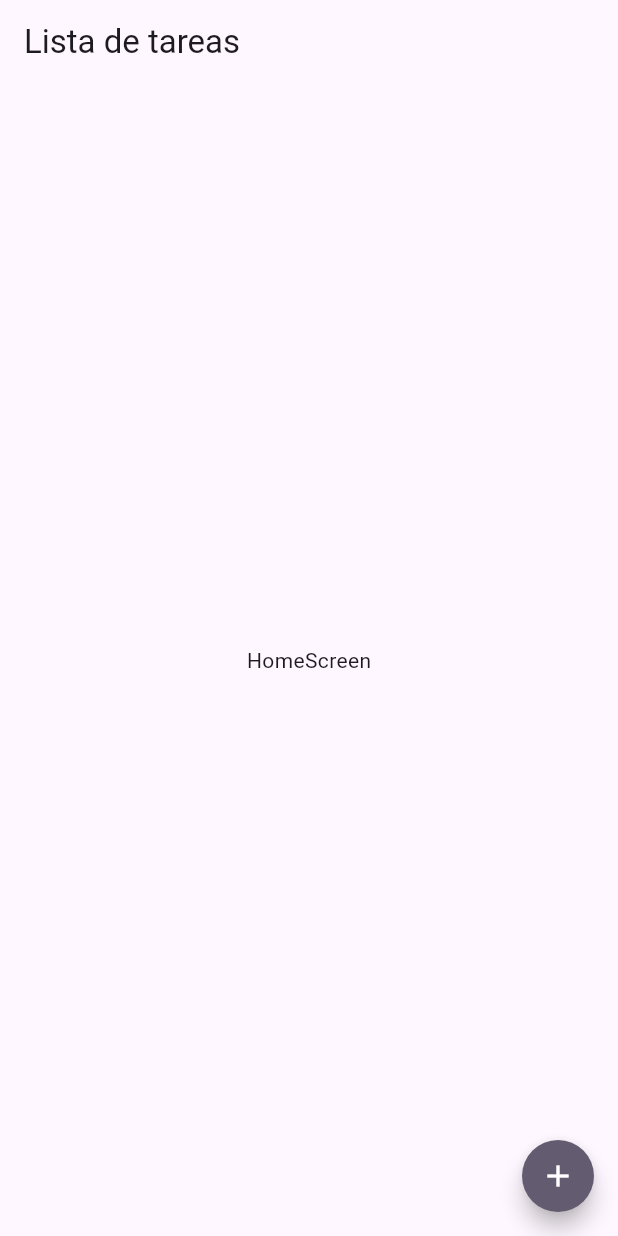
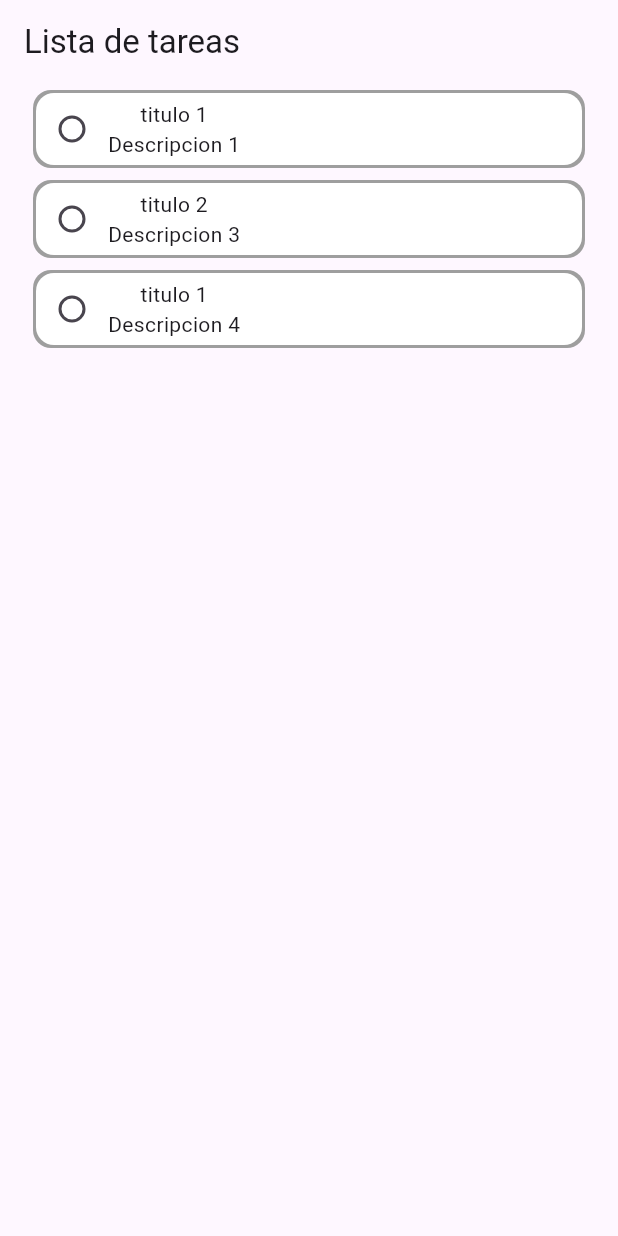
Before and after one commit to hectorvillag/todo_app_flutter, a Flutter app: the screen it shows after launch, on a phone screen of 412 x 824 dp. Run offline on Flutter 3.47's test engine with Material 3 defaults, Android fonts, the phone set to English and light mode, and no system bars; our stand-ins replace bloc, dartz, equatable, flutter_bloc, get_it.

Commit message:
Agregar listado de tareas en el home

```diff
--- /dev/null
+++ b/lib/features/home/home_screen.dart
@@ -0,0 +1,46 @@
+import 'package:flutter/material.dart';
+import 'package:flutter_bloc/flutter_bloc.dart';
+import 'package:todo_app_flutter/features/tasks_module/presentation/tasks_bloc/tasks_bloc.dart';
+import 'package:todo_app_flutter/features/home/tasks_list_view.dart';
+
+import '../tasks_module/di_tasks.dart';
+
+class HomeScreen extends StatelessWidget {
+  const HomeScreen({super.key});
+
+  @override
+  Widget build(BuildContext context) {
+    return Scaffold(
+      appBar: AppBar(
+        title: const Text('Lista de tareas'),
+      ),
+      body: _body(),
+      //floatingActionButton: _addTaskButton(context),
+    );
+  }
+
+  Widget _body() {
+    return BlocProvider<TasksBloc>(
+      create: (_) => TasksBloc(fetchTasks: serviceLocator())..add(FetchTasksEvent()),
+      child: BlocBuilder<TasksBloc, TasksState>(
+        builder: (context, state) {
+          switch (state) {
+            case FetchedTasks():
+              return TasksListView(tasks: state.tasks);
+            case FailRecoverTasksState():
+              return const Center(
+                child: Text('ocurrio un error al obtener las tareas'),
+              );
+            case LoadingTasksState():
+            case TasksInitialState():
+              return const Center(
+                child: Text('Cargando...'),
+              );
+          }
+        },
+      ),
+    );
+  }
+
+
+}
--- /dev/null
+++ b/lib/features/home/home_task_item.dart
@@ -0,0 +1,39 @@
+import 'package:flutter/material.dart';
+import 'package:todo_app_flutter/features/tasks_module/domain/task.dart';
+import 'package:todo_app_flutter/shared/colors.dart';
+
+class HomeTaskItem extends StatelessWidget {
+  const HomeTaskItem(this.task, {super.key});
+
+  final Task task;
+
+  @override
+  Widget build(BuildContext context) {
+    return Container(
+      margin: const EdgeInsets.only(top: 6.0, bottom: 6.0),
+      decoration: BoxDecoration(
+        color: Colors.white,
+        borderRadius: BorderRadius.circular(12.0),
+        boxShadow: const [
+          BoxShadow(
+            color: TaskAppColors.shadow,
+            spreadRadius: 2,
+          ),
+        ],
+      ),
+      child: Row(
+        children: [
+          Radio(
+              value: task.isDone,
+              groupValue: !task.isDone,
+              onChanged: (value) {
+                print('value: $value');
+              }),
+          Column(
+            children: [Text(task.title), Text(task.description)],
+          )
+        ],
+      ),
+    );
+  }
+}
--- /dev/null
+++ b/lib/features/home/tasks_list_view.dart
@@ -0,0 +1,21 @@
+import 'package:flutter/material.dart';
+import 'package:todo_app_flutter/features/home/home_task_item.dart';
+import 'package:todo_app_flutter/features/tasks_module/domain/task.dart';
+
+class TasksListView extends StatelessWidget {
+  const TasksListView({
+    super.key,
+    required this.tasks,
+  });
+
+  final List<Task> tasks;
+
+  @override
+  Widget build(BuildContext context) {
+    return Padding(
+        padding: const EdgeInsets.symmetric(horizontal: 24.0),
+        child: ListView(
+          children: [...tasks.map((task) => HomeTaskItem(task))],
+        ));
+  }
+}
--- /dev/null
+++ b/lib/features/tasks_module/di_tasks.dart
@@ -0,0 +1,11 @@
+import 'package:get_it/get_it.dart';
+import 'package:todo_app_flutter/features/tasks_module/domain/fetch_tasks.dart';
+import 'package:todo_app_flutter/features/tasks_module/domain/task_repository.dart';
+import 'package:todo_app_flutter/features/tasks_module/infrastructure/task_local_repository.dart';
+
+final serviceLocator = GetIt.instance;
+
+void setupTasksDI() {
+  serviceLocator.registerFactory<TaskRepository>(() => TaskLocalRepository());
+  serviceLocator.registerFactory(() => FetchTasks(serviceLocator()));
+}
--- /dev/null
+++ b/lib/features/tasks_module/domain/fetch_tasks.dart
@@ -0,0 +1,18 @@
+import 'package:dartz/dartz.dart' as dartz;
+import 'package:todo_app_flutter/features/tasks_module/domain/task.dart';
+import 'package:todo_app_flutter/features/tasks_module/domain/task_repository.dart';
+
+class FetchTasks{
+  FetchTasks(this.taskRepository);
+
+  final TaskRepository taskRepository;
+  //TODO: cambiar la excepcion creada
+  Future<dartz.Either<Exception,List<Task>>> call() async{
+    try{
+      final tasks = await taskRepository.getAll();
+      return dartz.Right(tasks);
+    }catch (e){
+      return dartz.Left(Exception(e.toString()));
+    }
+  }
+}
--- /dev/null
+++ b/lib/features/tasks_module/domain/task.dart
@@ -0,0 +1,18 @@
+class Task {
+  Task({
+    required this.id,
+    required this.title,
+    required this.description,
+    required this.isDone,
+    required this.createdAt,
+    required this.updatedAt,
+  });
+
+  late String? id;
+  late String title;
+  late String description;
+  late bool isDone;
+  late DateTime createdAt;
+  late DateTime updatedAt;
+
+}
--- /dev/null
+++ b/lib/features/tasks_module/presentation/tasks_bloc/tasks_bloc.dart
@@ -0,0 +1,26 @@
+import 'package:equatable/equatable.dart';
+import 'package:flutter_bloc/flutter_bloc.dart';
+import 'package:bloc/bloc.dart';
+import 'package:todo_app_flutter/features/tasks_module/domain/fetch_tasks.dart';
+import 'package:todo_app_flutter/features/tasks_module/domain/task.dart';
+
+part 'tasks_event.dart';
+part 'tasks_state.dart';
+
+class TasksBloc extends Bloc<TasksEvent, TasksState> {
+  TasksBloc({required this.fetchTasks}) : super(TasksInitialState()) {
+    on<FetchTasksEvent>(_fetchTasksEvent);
+  }
+
+  final FetchTasks fetchTasks;
+
+  _fetchTasksEvent(FetchTasksEvent event, Emitter<TasksState> emit) async {
+    emit(LoadingTasksState());
+    final result = await fetchTasks.call();
+    result.fold(
+        (left) => emit(FailRecoverTasksState()),
+        (right) => emit(
+              FetchedTasks(right),
+            ));
+  }
+}
--- /dev/null
+++ b/lib/features/tasks_module/presentation/tasks_bloc/tasks_event.dart
@@ -0,0 +1,10 @@
+part of 'tasks_bloc.dart';
+
+sealed class TasksEvent extends Equatable {
+  const TasksEvent();
+
+  @override
+  List<Object> get props => [];
+}
+
+class FetchTasksEvent extends TasksEvent{}
--- /dev/null
+++ b/lib/features/tasks_module/presentation/tasks_bloc/tasks_state.dart
@@ -0,0 +1,20 @@
+part of 'tasks_bloc.dart';
+
+sealed class TasksState extends Equatable {
+  const TasksState();
+
+  @override
+  List<Object> get props => [];
+}
+
+class TasksInitialState extends TasksState {}
+
+class LoadingTasksState extends TasksState {}
+
+class FetchedTasks extends TasksState {
+  const FetchedTasks(this.tasks);
+
+  final List<Task> tasks;
+}
+
+class FailRecoverTasksState extends TasksState {}
--- a/lib/home_screen.dart
+++ /dev/null
@@ -1,52 +0,0 @@
-import 'package:animations/animations.dart';
-import 'package:flutter/material.dart';
-
-class HomeScreen extends StatelessWidget {
-  const HomeScreen({super.key});
-
-  @override
-  Widget build(BuildContext context) {
-    return Scaffold(
-      appBar: AppBar(
-        title: const Text('Lista de tareas'),
-      ),
-      body: const Center(
-        child: Text('HomeScreen'),
-      ),
-      floatingActionButton: OpenContainer(
-        transitionType: ContainerTransitionType.fade,
-        openBuilder: (BuildContext context, VoidCallback _) {
-          return Scaffold(
-            appBar: AppBar(
-              title: const Text('Agregar tarea'),
-            ),
-            body: Container(
-              child: const Center(
-                child: Text('add data'),
-              ),
-            ),
-          );
-        },
-        closedElevation: 6.0,
-        closedShape: const RoundedRectangleBorder(
-          borderRadius: BorderRadius.all(
-            Radius.circular(48.0 / 2),
-          ),
-        ),
-        closedColor: Theme.of(context).colorScheme.secondary,
-        closedBuilder: (BuildContext context, VoidCallback openContainer) {
-          return SizedBox(
-            height: 48.0,
-            width: 48.0,
-            child: Center(
-              child: Icon(
-                Icons.add,
-                color: Theme.of(context).colorScheme.onSecondary,
-              ),
-            ),
-          );
-        },
-      ),
-    );
-  }
-}
--- a/lib/main.dart
+++ b/lib/main.dart
@@ -1,6 +1,8 @@
 import 'package:flutter/material.dart';
+import 'package:todo_app_flutter/features/tasks_module/di_tasks.dart';
 import 'package:todo_app_flutter/todo_app.dart';
 
 void main() {
+  setupTasksDI();
   runApp(const TodoApp());
 }
--- /dev/null
+++ b/lib/shared/colors.dart
@@ -0,0 +1,5 @@
+import 'package:flutter/material.dart';
+
+class TaskAppColors{
+  static const shadow = Colors.grey;
+}
--- a/lib/todo_app.dart
+++ b/lib/todo_app.dart
@@ -1,5 +1,5 @@
 import 'package:flutter/material.dart';
-import 'package:todo_app_flutter/home_screen.dart';
+import 'package:todo_app_flutter/features/home/home_screen.dart';
 
 class TodoApp extends StatelessWidget {
   const TodoApp({super.key});
--- a/pubspec.yaml
+++ b/pubspec.yaml
@@ -10,6 +10,11 @@ dependencies:
     sdk: flutter
   cupertino_icons: ^1.0.6
   animations: ^2.0.11
+  flutter_bloc: ^8.1.6
+  equatable: ^2.0.5
+  bloc: ^8.1.4
+  dartz: ^0.10.1
+  get_it: ^7.7.0
 
 dev_dependencies:
   flutter_test:
```
Also changed, not shown: lib/features/tasks_module/domain/task_builder.dart (added, +51 -0 lines), lib/features/tasks_module/domain/task_repository.dart (added, +8 -0 lines), lib/features/tasks_module/infrastructure/task_local_repository.dart (added, +55 -0 lines), 4 other files.
